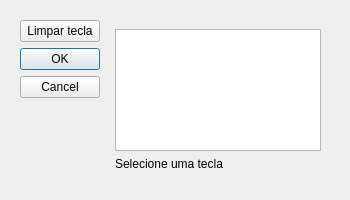
Qt form ui/ui_files/key_select_modal.ui (JPCassimiro/JHMR) before a commit.
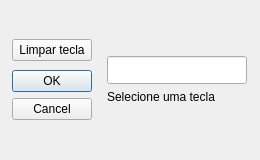
The same form after that commit.

Commit message: key select modal and folder structure

What changed in the file:
```diff
--- a/ui/ui_files/key_select_modal.ui
+++ b/ui/ui_files/key_select_modal.ui
@@ -9,8 +9,8 @@
    <rect>
     <x>0</x>
     <y>0</y>
-    <width>350</width>
-    <height>200</height>
+    <width>260</width>
+    <height>160</height>
    </rect>
   </property>
   <property name="sizePolicy">
@@ -21,8 +21,8 @@
   </property>
   <property name="minimumSize">
    <size>
-    <width>350</width>
-    <height>200</height>
+    <width>260</width>
+    <height>160</height>
    </size>
   </property>
   <property name="windowTitle">
@@ -32,11 +32,66 @@
    <bool>true</bool>
   </property>
   <layout class="QGridLayout" name="gridLayout">
+   <property name="leftMargin">
+    <number>0</number>
+   </property>
+   <property name="topMargin">
+    <number>0</number>
+   </property>
+   <property name="rightMargin">
+    <number>0</number>
+   </property>
+   <property name="bottomMargin">
+    <number>0</number>
+   </property>
    <item row="0" column="0">
     <widget class="QWidget" name="widget" native="true">
      <layout class="QGridLayout" name="gridLayout_2">
+      <property name="leftMargin">
+       <number>10</number>
+      </property>
+      <property name="topMargin">
+       <number>10</number>
+      </property>
+      <property name="rightMargin">
+       <number>10</number>
+      </property>
+      <property name="bottomMargin">
+       <number>10</number>
+      </property>
+      <property name="spacing">
+       <number>10</number>
+      </property>
       <item row="0" column="0">
-       <layout class="QVBoxLayout" name="keyConfigButtonContainer" stretch="0,0">
+       <layout class="QVBoxLayout" name="keyConfigButtonContainer" stretch="0,0,0,0">
+        <property name="spacing">
+         <number>9</number>
+        </property>
+        <property name="leftMargin">
+         <number>2</number>
+        </property>
+        <property name="topMargin">
+         <number>2</number>
+        </property>
+        <property name="rightMargin">
+         <number>2</number>
+        </property>
+        <property name="bottomMargin">
+         <number>2</number>
+        </property>
+        <item>
+         <spacer name="verticalSpacer_3">
+          <property name="orientation">
+           <enum>Qt::Orientation::Vertical</enum>
+          </property>
+          <property name="sizeHint" stdset="0">
+           <size>
+            <width>20</width>
+            <height>40</height>
+           </size>
+          </property>
+         </spacer>
+        </item>
         <item>
          <widget class="QPushButton" name="cleanKeyButton">
           <property name="text">
@@ -63,30 +118,85 @@
           </property>
          </widget>
         </item>
+        <item>
+         <spacer name="verticalSpacer_4">
+          <property name="orientation">
+           <enum>Qt::Orientation::Vertical</enum>
+          </property>
+          <property name="sizeHint" stdset="0">
+           <size>
+            <width>20</width>
+            <height>40</height>
+           </size>
+          </property>
+         </spacer>
+        </item>
        </layout>
       </item>
       <item row="0" column="2">
        <widget class="QWidget" name="keyDisplayContainer" native="true">
-        <layout class="QGridLayout" name="gridLayout_3" rowstretch="0,0">
-         <item row="0" column="0">
-          <widget class="QTextEdit" name="keyDisplayer">
+        <layout class="QVBoxLayout" name="verticalLayout">
+         <property name="leftMargin">
+          <number>3</number>
+         </property>
+         <property name="topMargin">
+          <number>3</number>
+         </property>
+         <property name="rightMargin">
+          <number>3</number>
+         </property>
+         <property name="bottomMargin">
+          <number>3</number>
+         </property>
+         <item>
+          <spacer name="verticalSpacer">
+           <property name="orientation">
+            <enum>Qt::Orientation::Vertical</enum>
+           </property>
+           <property name="sizeHint" stdset="0">
+            <size>
+             <width>20</width>
+             <height>40</height>
+            </size>
+           </property>
+          </spacer>
+         </item>
+         <item>
+          <widget class="QLineEdit" name="keyDisplayer">
            <property name="font">
             <font>
-             <pointsize>21</pointsize>
+             <pointsize>13</pointsize>
+             <bold>true</bold>
             </font>
            </property>
+           <property name="alignment">
+            <set>Qt::AlignmentFlag::AlignCenter</set>
+           </property>
            <property name="readOnly">
             <bool>true</bool>
            </property>
           </widget>
          </item>
-         <item row="1" column="0">
+         <item>
           <widget class="QLabel" name="warningLabel">
            <property name="text">
             <string>Selecione uma tecla</string>
            </property>
           </widget>
          </item>
+         <item>
+          <spacer name="verticalSpacer_2">
+           <property name="orientation">
+            <enum>Qt::Orientation::Vertical</enum>
+           </property>
+           <property name="sizeHint" stdset="0">
+            <size>
+             <width>20</width>
+             <height>40</height>
+            </size>
+           </property>
+          </spacer>
+         </item>
         </layout>
        </widget>
       </item>
```
The commit also changes 46 other files.
